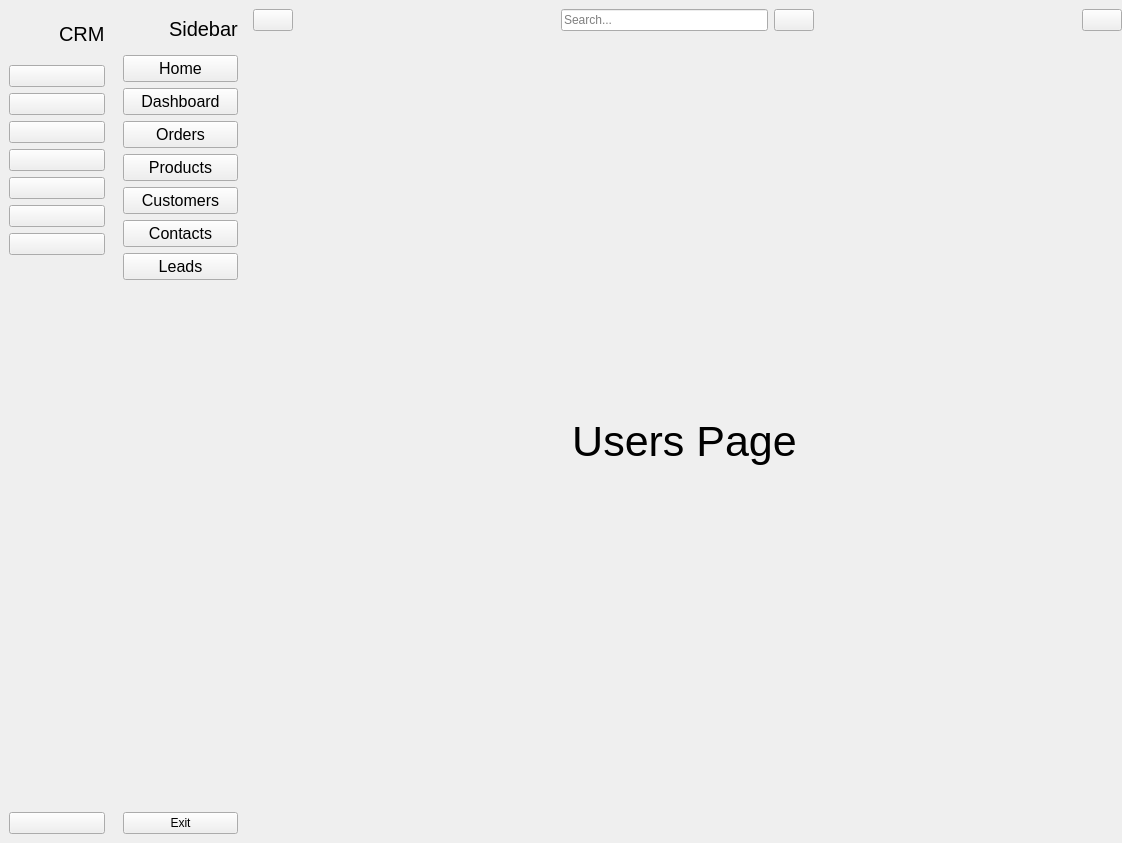
First picture: the form in MainWindow.ui, repository BROM100/CRM-APP, before the edit.
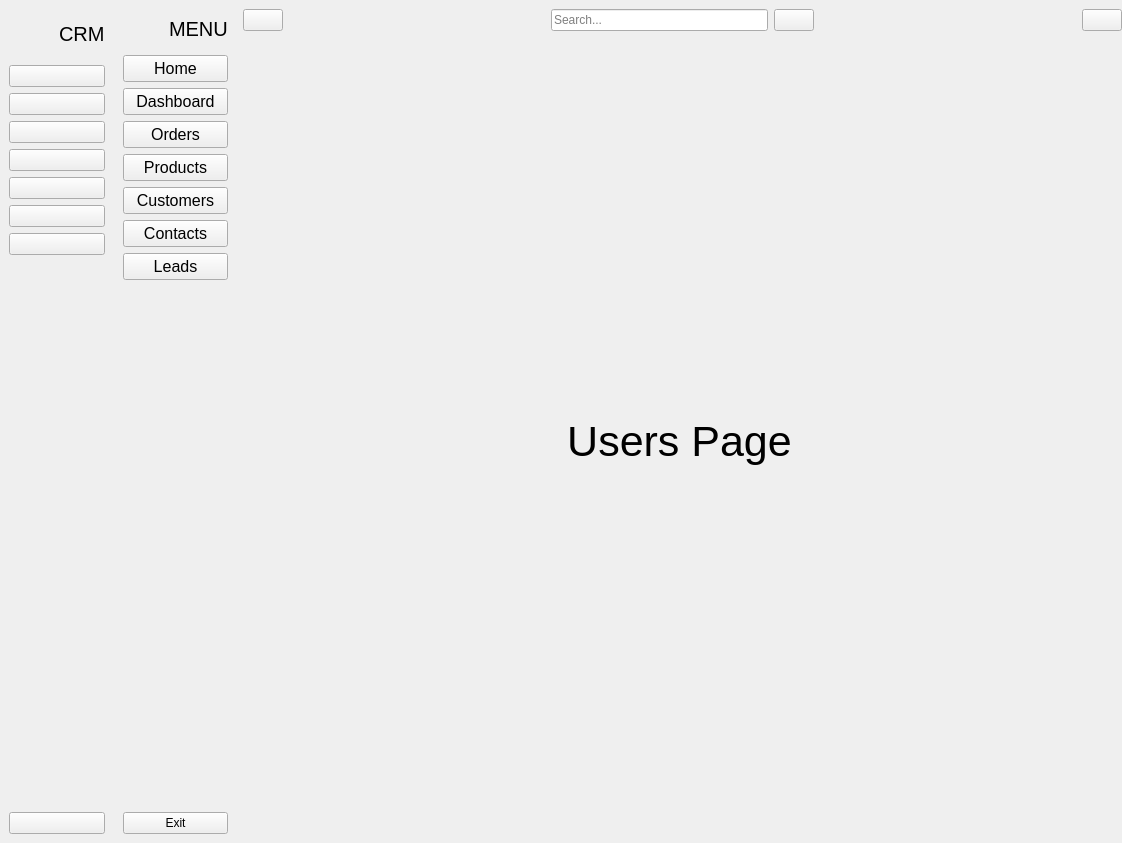
Second picture: the form after the edit. Icons and pictures are not drawn.

```diff
--- a/MainWindow.ui
+++ b/MainWindow.ui
@@ -104,8 +104,8 @@
             </property>
             <property name="iconSize">
              <size>
-              <width>14</width>
-              <height>14</height>
+              <width>18</width>
+              <height>18</height>
              </size>
             </property>
             <property name="checkable">
@@ -684,7 +684,7 @@
               </font>
              </property>
              <property name="text">
-              <string>Sidebar</string>
+              <string>MENU</string>
              </property>
             </widget>
            </item>
```
Left out of the diff: 15 changed lines with no effect on the pictures.
